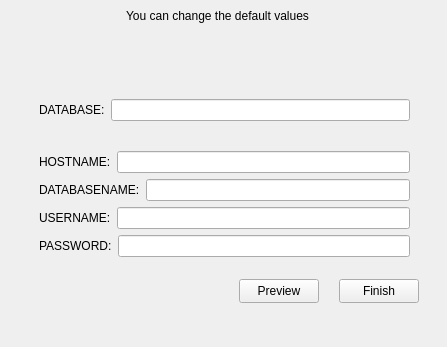
gexadax/QtChatDB, file main/mainwindow.ui: the form before one commit.
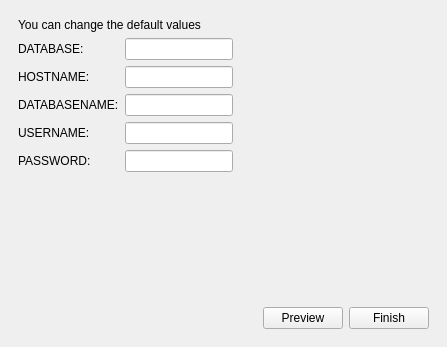
The form after the commit. The open tabs and pages were chosen to show the change.

Commit message: Working with ui windows

Diff of the .ui file:
```diff
--- a/main/mainwindow.ui
+++ b/main/mainwindow.ui
@@ -14,8 +14,8 @@
    <string>MainWindow</string>
   </property>
   <widget class="QWidget" name="centralwidget">
-   <layout class="QHBoxLayout" name="horizontalLayout">
-    <item>
+   <layout class="QGridLayout" name="gridLayout_2">
+    <item row="0" column="0">
      <widget class="QStackedWidget" name="stackedWidget">
       <property name="currentIndex">
        <number>0</number>
@@ -62,42 +62,7 @@
        </widget>
       </widget>
       <widget class="QWidget" name="page_2">
-       <widget class="QPushButton" name="pushButtonFinish">
-        <property name="geometry">
-         <rect>
-          <x>330</x>
-          <y>270</y>
-          <width>80</width>
-          <height>24</height>
-         </rect>
-        </property>
-        <property name="text">
-         <string>Finish</string>
-        </property>
-       </widget>
-       <widget class="QPushButton" name="pushButtonPreview">
-        <property name="geometry">
-         <rect>
-          <x>230</x>
-          <y>270</y>
-          <width>80</width>
-          <height>24</height>
-         </rect>
-        </property>
-        <property name="text">
-         <string>Preview</string>
-        </property>
-       </widget>
-       <widget class="QWidget" name="formLayoutWidget_6">
-        <property name="geometry">
-         <rect>
-          <x>117</x>
-          <y>0</y>
-          <width>281</width>
-          <height>91</height>
-         </rect>
-        </property>
-        <layout class="QFormLayout" name="formLayout_11">
+       <layout class="QGridLayout" name="gridLayout_4">
          <item row="0" column="0">
           <widget class="QLabel" name="label">
            <property name="text">
@@ -105,19 +70,7 @@
            </property>
           </widget>
          </item>
-        </layout>
-       </widget>
-       <widget class="QWidget" name="">
-        <property name="geometry">
-         <rect>
-          <x>30</x>
-          <y>90</y>
-          <width>371</width>
-          <height>158</height>
-         </rect>
-        </property>
-        <layout class="QVBoxLayout" name="verticalLayout_2">
-         <item>
+        <item row="1" column="0">
           <layout class="QFormLayout" name="formLayout">
            <item row="0" column="0">
             <widget class="QLabel" name="labelDatabase">
@@ -127,76 +80,145 @@
             </widget>
            </item>
            <item row="0" column="1">
-            <widget class="QLineEdit" name="lineEditDatabase"/>
-           </item>
-          </layout>
-         </item>
-         <item>
-          <layout class="QVBoxLayout" name="verticalLayout">
-           <item>
-            <layout class="QFormLayout" name="formLayout_7">
-             <item row="0" column="0">
+           <widget class="QLineEdit" name="lineEditDatabase">
+            <property name="sizePolicy">
+             <sizepolicy hsizetype="Fixed" vsizetype="Fixed">
+              <horstretch>0</horstretch>
+              <verstretch>0</verstretch>
+             </sizepolicy>
+            </property>
+           </widget>
+          </item>
+          <item row="1" column="0">
               <widget class="QLabel" name="labelHostname">
                <property name="text">
                 <string>HOSTNAME:</string>
                </property>
               </widget>
              </item>
-             <item row="0" column="1">
-              <widget class="QLineEdit" name="lineEditHostname"/>
-             </item>
-            </layout>
-           </item>
-           <item>
-            <layout class="QFormLayout" name="formLayout_8">
-             <item row="0" column="0">
+          <item row="1" column="1">
+           <widget class="QLineEdit" name="lineEditHostname">
+            <property name="sizePolicy">
+             <sizepolicy hsizetype="Fixed" vsizetype="Fixed">
+              <horstretch>0</horstretch>
+              <verstretch>0</verstretch>
+             </sizepolicy>
+            </property>
+           </widget>
+          </item>
+          <item row="2" column="0">
               <widget class="QLabel" name="labelDatabasename">
                <property name="text">
                 <string>DATABASENAME:</string>
                </property>
               </widget>
              </item>
-             <item row="0" column="1">
-              <widget class="QLineEdit" name="lineEditDatabasename"/>
-             </item>
-            </layout>
-           </item>
-           <item>
-            <layout class="QFormLayout" name="formLayout_9">
-             <item row="0" column="1">
-              <widget class="QLineEdit" name="lineEditUsername"/>
-             </item>
-             <item row="0" column="0">
+          <item row="2" column="1">
+           <widget class="QLineEdit" name="lineEditDatabasename">
+            <property name="sizePolicy">
+             <sizepolicy hsizetype="Fixed" vsizetype="Fixed">
+              <horstretch>0</horstretch>
+              <verstretch>0</verstretch>
+             </sizepolicy>
+            </property>
+           </widget>
+          </item>
+          <item row="3" column="0">
               <widget class="QLabel" name="labelUsername">
                <property name="text">
                 <string>USERNAME:</string>
                </property>
               </widget>
              </item>
-            </layout>
-           </item>
-           <item>
-            <layout class="QFormLayout" name="formLayout_10">
-             <item row="0" column="0">
+          <item row="3" column="1">
+           <widget class="QLineEdit" name="lineEditUsername">
+            <property name="sizePolicy">
+             <sizepolicy hsizetype="Fixed" vsizetype="Fixed">
+              <horstretch>0</horstretch>
+              <verstretch>0</verstretch>
+             </sizepolicy>
+            </property>
+           </widget>
+          </item>
+          <item row="4" column="0">
               <widget class="QLabel" name="labelPassword">
                <property name="text">
                 <string>PASSWORD:</string>
                </property>
               </widget>
              </item>
-             <item row="0" column="1">
+          <item row="4" column="1">
               <widget class="QLineEdit" name="lineEditPassword">
+            <property name="sizePolicy">
+             <sizepolicy hsizetype="Fixed" vsizetype="Fixed">
+              <horstretch>0</horstretch>
+              <verstretch>0</verstretch>
+             </sizepolicy>
+            </property>
                <property name="echoMode">
                 <enum>QLineEdit::Password</enum>
                </property>
               </widget>
              </item>
-            </layout>
-           </item>
+          <item row="5" column="1">
+           <spacer name="verticalSpacer">
+            <property name="orientation">
+             <enum>Qt::Vertical</enum>
+            </property>
+            <property name="sizeHint" stdset="0">
+             <size>
+              <width>20</width>
+              <height>40</height>
+             </size>
+            </property>
+           </spacer>
+          </item>
+         </layout>
+        </item>
+        <item row="2" column="0">
+         <layout class="QHBoxLayout" name="horizontalLayout">
+          <item>
+           <spacer name="horizontalSpacer_2">
+            <property name="orientation">
+             <enum>Qt::Horizontal</enum>
+            </property>
+            <property name="sizeHint" stdset="0">
+             <size>
+              <width>40</width>
+              <height>20</height>
+             </size>
+            </property>
+           </spacer>
+          </item>
+          <item>
+           <widget class="QPushButton" name="pushButtonPreview">
+            <property name="sizePolicy">
+             <sizepolicy hsizetype="Fixed" vsizetype="Fixed">
+              <horstretch>0</horstretch>
+              <verstretch>0</verstretch>
+             </sizepolicy>
+            </property>
+            <property name="text">
+             <string>Preview</string>
+            </property>
+           </widget>
+          </item>
+          <item>
+           <widget class="QPushButton" name="pushButtonFinish">
+            <property name="sizePolicy">
+             <sizepolicy hsizetype="Fixed" vsizetype="Fixed">
+              <horstretch>0</horstretch>
+              <verstretch>0</verstretch>
+             </sizepolicy>
+            </property>
+            <property name="text">
+             <string>Finish</string>
+            </property>
+           </widget>
+          </item>
           </layout>
          </item>
         </layout>
-       </widget>
       </widget>
       <widget class="QWidget" name="clientServer_page">
        <widget class="QTabWidget" name="tabWidget">
```
Left out of the diff: 79 changed lines with no effect on the pictures. Lines whose indentation alone changed are shown as unchanged.
